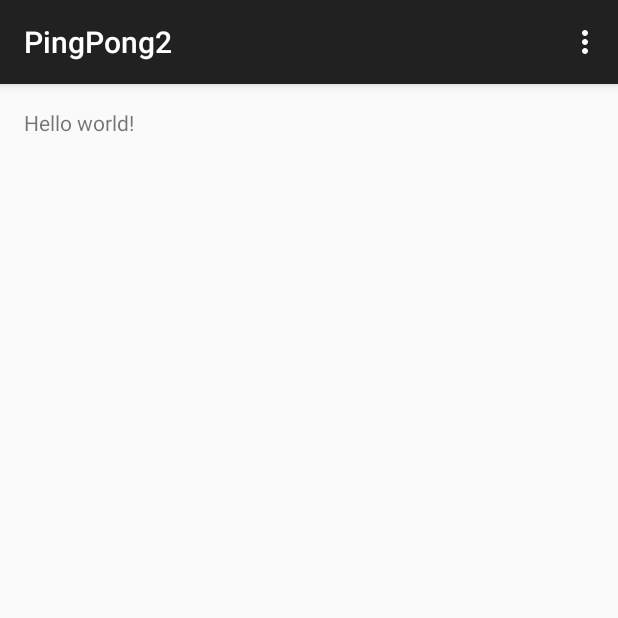
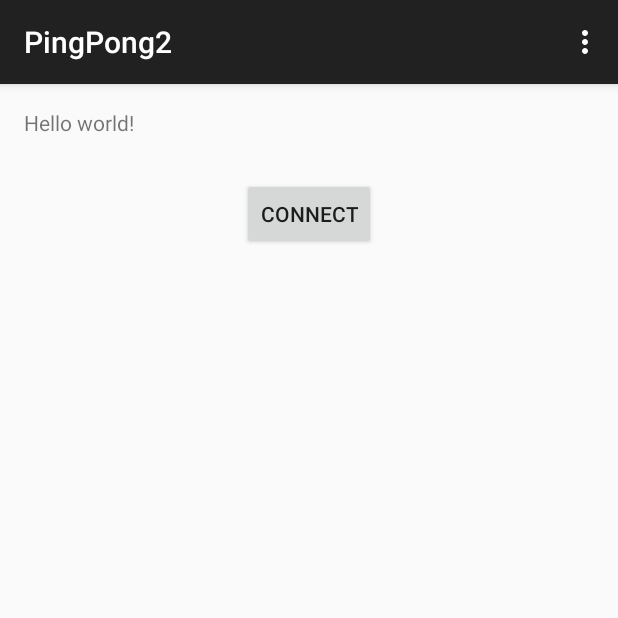
Before and after one commit to nakaken0629/PingPong2, an Android app: the screen it shows after launch (MainActivity), on a phone screen of 412 x 824 dp, the top half of it. Run offline under Robolectric (Android 15) with nearby library versions, the phone set to English and light mode, and no system bars.

Commit message:
接続用のダミーボタンを作成

```diff
--- a/app/src/main/AndroidManifest.xml
+++ b/app/src/main/AndroidManifest.xml
@@ -18,4 +18,5 @@
         </activity>
     </application>
 
+    <uses-permission android:name="android.permission.INTERNET" />
 </manifest>
--- a/app/src/main/java/com/itvirtuoso/pingpong2/client/app/MainActivity.java
+++ b/app/src/main/java/com/itvirtuoso/pingpong2/client/app/MainActivity.java
@@ -8,6 +8,7 @@ import android.view.Menu;
 import android.view.MenuItem;
 import android.view.View;
 import android.view.ViewGroup;
+import android.widget.Button;
 
 import com.itvirtuoso.pingpong2.R;
 
@@ -52,15 +53,26 @@ public class MainActivity extends ActionBarActivity {
      * A placeholder fragment containing a simple view.
      */
     public static class PlaceholderFragment extends Fragment {
+        private Button mConnectButton;
 
         public PlaceholderFragment() {
+            /* nop */
         }
 
         @Override
         public View onCreateView(LayoutInflater inflater, ViewGroup container,
                                  Bundle savedInstanceState) {
             View rootView = inflater.inflate(R.layout.fragment_main, container, false);
+            mConnectButton = (Button) rootView.findViewById(R.id.connect_button);
+            mConnectButton.setOnClickListener(new ConnectButtonClickListener());
             return rootView;
+        }
+
+        private class ConnectButtonClickListener implements View.OnClickListener {
+            @Override
+            public void onClick(View v) {
+
+            }
         }
     }
 }
--- a/app/src/main/res/layout/fragment_main.xml
+++ b/app/src/main/res/layout/fragment_main.xml
@@ -7,6 +7,16 @@
     tools:context=".MainActivity$PlaceholderFragment">
 
     <TextView android:text="@string/hello_world" android:layout_width="wrap_content"
-        android:layout_height="wrap_content" />
+        android:layout_height="wrap_content"
+        android:id="@+id/textView" />
+
+    <Button
+        android:layout_width="wrap_content"
+        android:layout_height="wrap_content"
+        android:text="connect"
+        android:id="@+id/connect_button"
+        android:layout_below="@+id/textView"
+        android:layout_centerHorizontal="true"
+        android:layout_marginTop="27dp" />
 
 </RelativeLayout>
```
